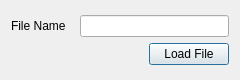
This is fileinputdialog.ui in SamDehaeck/GigaViewer as Qt 5 draws it before an edit. The edited form follows.
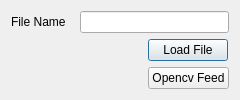
This is the edited form.

```diff
--- a/fileinputdialog.ui
+++ b/fileinputdialog.ui
@@ -48,6 +48,13 @@
        </property>
       </widget>
      </item>
+     <item row="2" column="2">
+      <widget class="QPushButton" name="camButton">
+       <property name="text">
+        <string>Opencv Feed</string>
+       </property>
+      </widget>
+     </item>
     </layout>
    </item>
   </layout>
```
